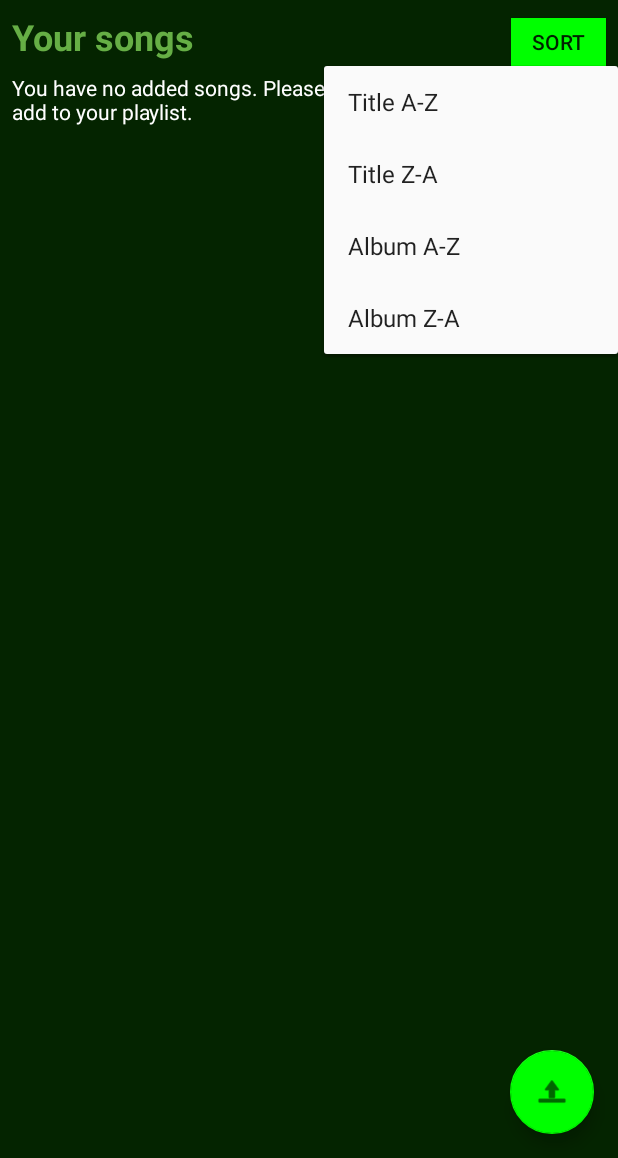
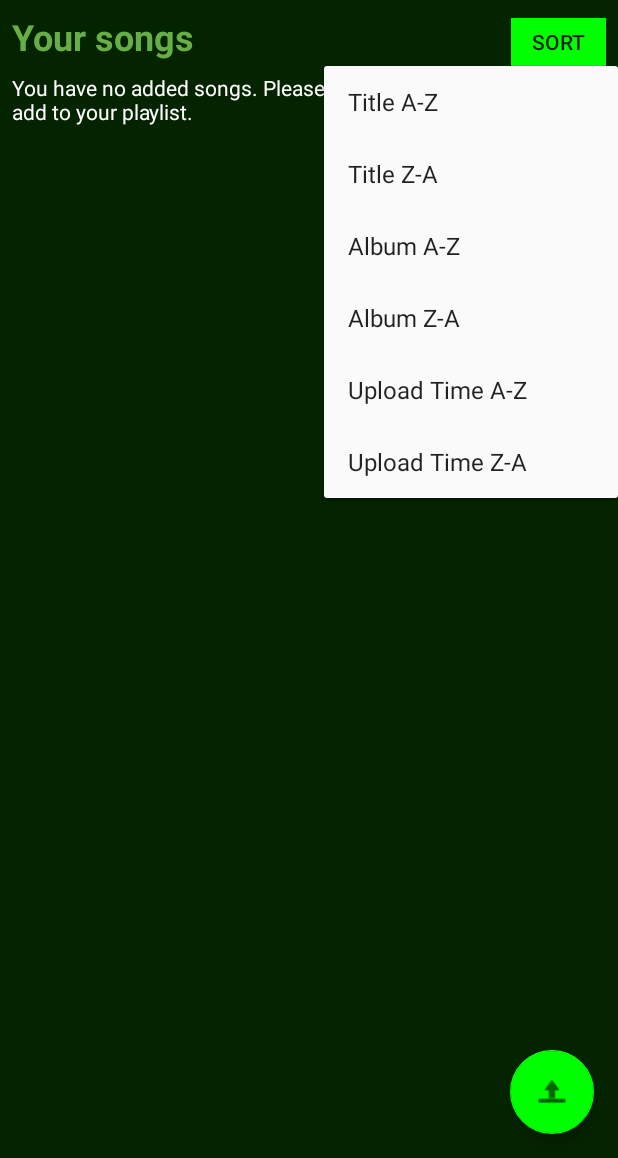
Before and after one commit to ChamaliG/GreenBus_CG, an Android app: the PlaylistActivity screen opened directly, with no data from a screen before it, after a tap on "SORT", on a phone screen of 412 x 824 dp, the part 78-1236 px from its top. Run offline under Robolectric (Android 15) with nearby library versions, the phone set to English and light mode, and no system bars; our stand-ins replace Firebase (no records; nobody signed in at launch, a user with empty details on screens opened directly).

Commit message:
Added sort by upload time logic

```diff
--- a/app/src/main/res/menu/sort_options.xml
+++ b/app/src/main/res/menu/sort_options.xml
@@ -16,4 +16,12 @@
         android:id="@+id/zaalb"
         android:title="Album Z-A"
         />
+    <item
+        android:id="@+id/azupt"
+        android:title="Upload Time A-Z"
+        />
+    <item
+        android:id="@+id/zaupt"
+        android:title="Upload Time Z-A"
+        />
 </menu>
```
Also changed, not shown: app/src/main/java/algonquin/cst2335/greenbusmusicapp/PlaylistActivity.java (+12 -3 lines), app/src/main/java/algonquin/cst2335/greenbusmusicapp/Song.java (+21 -1 lines).
